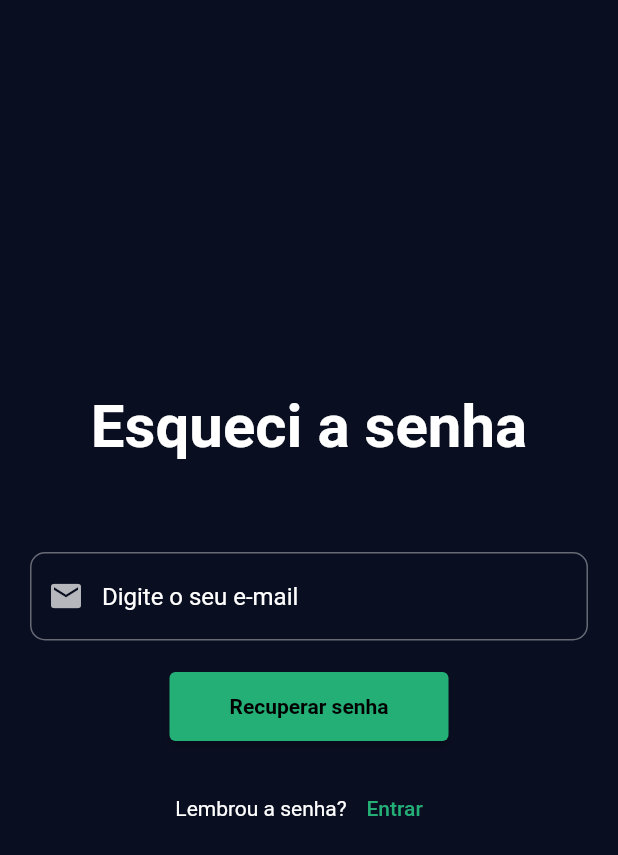
After one commit to JMTheo/FarmHub, a Flutter app: the screen it shows after launch, after a tap on "Entrar", after a tap on "Esqueceu a senha?", on a phone screen of 412 x 824 dp. The commit adds this screen. Shown: the top 855 px of the screen. Run offline on Flutter 3.47's test engine with Material 2 defaults, Android fonts, the phone set to English and light mode, and no system bars; our stand-ins replace bot_toast, email_validator, firebase_auth, firebase_core, flutter_mobx, fluttertoast and 2 more; missing offline and left inert: mqtt_client; accounts and stored records are empty; generated files the repository leaves out were written again.

Commit message:
Tela esqueci a senha integrada ao Firebase

```diff
--- /dev/null
+++ b/lib/screens/forgot_password.dart
@@ -0,0 +1,129 @@
+import 'package:flutter/material.dart';
+import 'package:firebase_auth/firebase_auth.dart';
+import 'package:email_validator/email_validator.dart';
+
+import '../components/custom_elevated_button.dart';
+import '../components/outline_text_form.dart';
+import '../components/toast_util.dart';
+
+import '../enums/ToastOptions.dart';
+
+import '../screens/auth_page.dart';
+
+import '../constants.dart';
+import '../main.dart';
+
+class ForgotPassWordPage extends StatefulWidget {
+  ForgotPassWordPage({Key? key}) : super(key: key);
+
+  @override
+  State<ForgotPassWordPage> createState() => _ForgotPassWordPageState();
+}
+
+class _ForgotPassWordPageState extends State<ForgotPassWordPage> {
+  final emailController = TextEditingController();
+
+  @override
+  void dispose() {
+    emailController.dispose();
+    super.dispose();
+  }
+
+  @override
+  Widget build(BuildContext context) {
+    return Scaffold(
+      body: Container(
+        padding: const EdgeInsets.all(20),
+        child: Column(
+          mainAxisAlignment: MainAxisAlignment.center,
+          crossAxisAlignment: CrossAxisAlignment.center,
+          children: <Widget>[
+            const Text(
+              'Esqueci a senha',
+              style: TextStyle(
+                fontWeight: FontWeight.bold,
+                fontSize: 40,
+              ),
+            ),
+            const SizedBox(
+              height: 60,
+            ),
+            Column(
+              children: <Widget>[
+                OutlineTextForm(
+                  hintTxt: 'Digite o seu e-mail',
+                  iconData: Icons.email,
+                  hideText: false,
+                  txtController: emailController,
+                  textInputAction: TextInputAction.next,
+                  autoValidateMode: AutovalidateMode.onUserInteraction,
+                  validator: (value) => EmailValidator.validate(value!)
+                      ? null
+                      : "Por favor, coloque um e-mail válido.",
+                ),
+                const SizedBox(
+                  height: 20,
+                ),
+                CustomElevetedButton(
+                  btnLabel: 'Recuperar senha',
+                  onTap: () {
+                    resetPassword();
+                  },
+                ),
+                const SizedBox(
+                  height: 20,
+                ),
+                Row(
+                  mainAxisAlignment: MainAxisAlignment.center,
+                  children: <Widget>[
+                    const Text('Lembrou a senha?'),
+                    TextButton(
+                      onPressed: () {
+                        Navigator.of(context).push(MaterialPageRoute(
+                            builder: (context) => AuthPage()));
+                      },
+                      child: const Text(
+                        'Entrar',
+                        style: TextStyle(color: kDefaultColorGreen),
+                      ),
+                    ),
+                  ],
+                ),
+              ],
+            ),
+          ],
+        ),
+      ),
+    );
+  }
+
+  Future resetPassword() async {
+    FocusManager.instance.primaryFocus?.unfocus();
+    showDialog(
+      context: context,
+      barrierDismissible: false,
+      builder: (context) => const Center(
+        child: CircularProgressIndicator(),
+      ),
+    );
+
+    try {
+      await FirebaseAuth.instance.sendPasswordResetEmail(
+          email: emailController.text.trim().toLowerCase());
+      ToastUtil(
+        text: 'Email para resetar a senha enviado!',
+        type: ToastOption.success,
+      ).getToast();
+
+      WidgetsBinding.instance?.addPostFrameCallback((_) {
+        navigatorKey.currentState!.popUntil((route) => route.isFirst);
+      });
+    } on FirebaseAuthException catch (e) {
+      ToastUtil(
+        text: 'Erro ao resertar a senha: ${e.message}',
+        type: ToastOption.success,
+      ).getToast();
+      Navigator.of(context).pop();
+    }
+  }
+}
--- a/lib/screens/login_page.dart
+++ b/lib/screens/login_page.dart
@@ -11,6 +11,7 @@ import '../components/outline_text_form.dart';
 import '../constants.dart';
 import '../main.dart';
 
+import 'forgot_password.dart';
 import 'register_page.dart';
 
 class LoginPage extends StatefulWidget {
@@ -96,6 +97,17 @@ class _LoginPageState extends State<LoginPage> {
                   const SizedBox(
                     height: 20,
                   ),
+                  GestureDetector(
+                    child: const Text(
+                      'Esqueceu a senha?',
+                      style: TextStyle(
+                        color: kDefaultColorGreen,
+                        fontSize: 15.0,
+                      ),
+                    ),
+                    onTap: () => Navigator.of(context).push(MaterialPageRoute(
+                        builder: (context) => ForgotPassWordPage())),
+                  ),
                   Row(
                     mainAxisAlignment: MainAxisAlignment.center,
                     children: <Widget>[
@@ -137,22 +149,23 @@ class _LoginPageState extends State<LoginPage> {
       switch (e.code) {
         case 'too-many-requests':
           ToastUtil(
-                  text:
-                      'Muitas tentativas para realizar o login, aguarde um monento!',
-                  type: ToastOption.error)
-              .getToast();
+            text:
+                'Muitas tentativas para realizar o login, aguarde um monento!',
+            type: ToastOption.error,
+          ).getToast();
           break;
         case 'user-not-found':
         case 'wrong-password':
-          ToastUtil(text: 'Email ou senha incorretos!', type: ToastOption.error)
-              .getToast();
+          ToastUtil(
+            text: 'Email ou senha incorretos!',
+            type: ToastOption.error,
+          ).getToast();
           break;
         default:
           ToastUtil(
-                  type: ToastOption.error,
-                  text:
-                      'Erro inesperado, contate o adiministrador do aplicativo')
-              .getToast();
+            type: ToastOption.error,
+            text: 'Erro inesperado, contate o adiministrador do aplicativo',
+          ).getToast();
           print('Erro ao realizar login: ${e.code}');
           break;
       }
```
Also changed, not shown: lib/screens/register_page.dart (+12 -11 lines).
